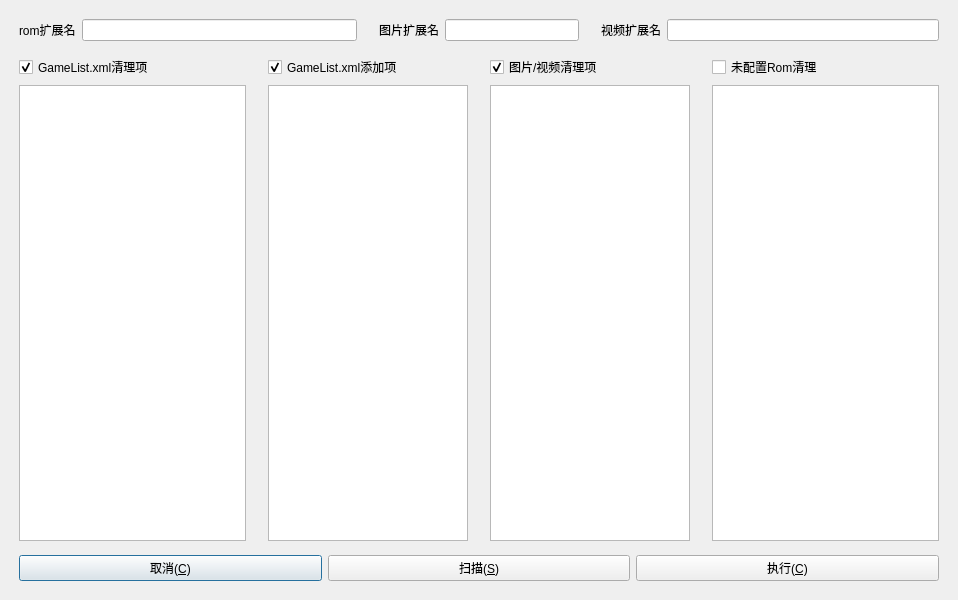
Before: the Qt Designer form gameclean.ui in xxxsen/retroeditor, drawn with Qt 5.
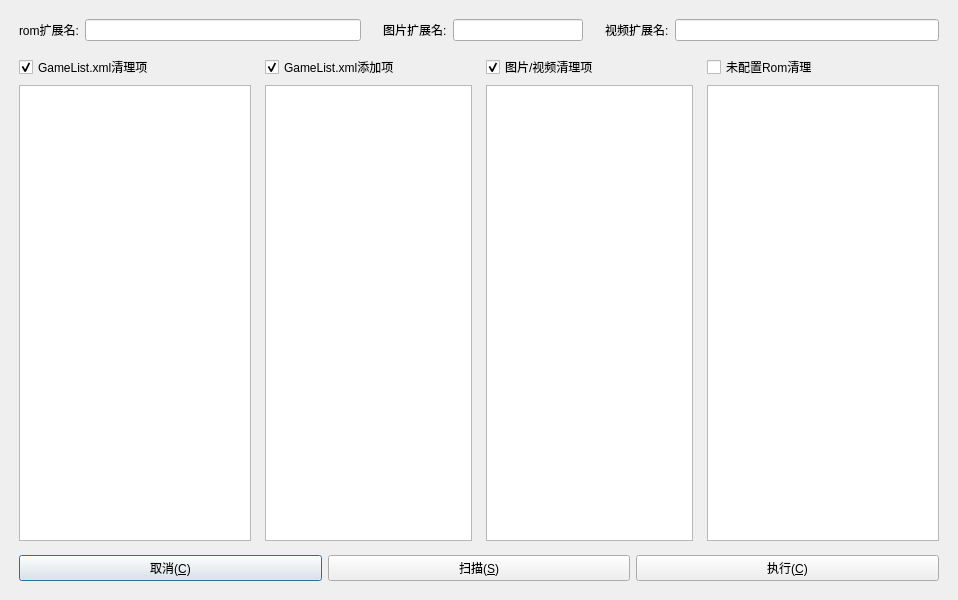
After: the same form once the commit is applied.

The edit to the form file:
```diff
--- a/gameclean.ui
+++ b/gameclean.ui
@@ -31,7 +31,7 @@
      <item row="0" column="0">
       <widget class="QLabel" name="label">
        <property name="text">
-        <string>rom扩展名</string>
+        <string>rom扩展名:</string>
        </property>
       </widget>
      </item>
@@ -57,7 +57,7 @@
      <item row="0" column="0">
       <widget class="QLabel" name="label_2">
        <property name="text">
-        <string>图片扩展名</string>
+        <string>图片扩展名:</string>
        </property>
       </widget>
      </item>
@@ -83,7 +83,7 @@
      <item row="0" column="0">
       <widget class="QLabel" name="label_3">
        <property name="text">
-        <string>视频扩展名</string>
+        <string>视频扩展名:</string>
        </property>
       </widget>
      </item>
@@ -134,7 +134,7 @@
    <item row="1" column="1" colspan="2">
     <layout class="QGridLayout" name="gridLayout_2">
      <property name="leftMargin">
-      <number>8</number>
+      <number>0</number>
      </property>
      <property name="topMargin">
       <number>0</number>
@@ -173,7 +173,7 @@
    <item row="1" column="3" colspan="2">
     <layout class="QGridLayout" name="gridLayout_4">
      <property name="leftMargin">
-      <number>8</number>
+      <number>0</number>
      </property>
      <property name="topMargin">
       <number>0</number>
@@ -212,7 +212,7 @@
    <item row="1" column="5">
     <layout class="QGridLayout" name="gridLayout_9">
      <property name="leftMargin">
-      <number>8</number>
+      <number>0</number>
      </property>
      <property name="topMargin">
       <number>0</number>
```
